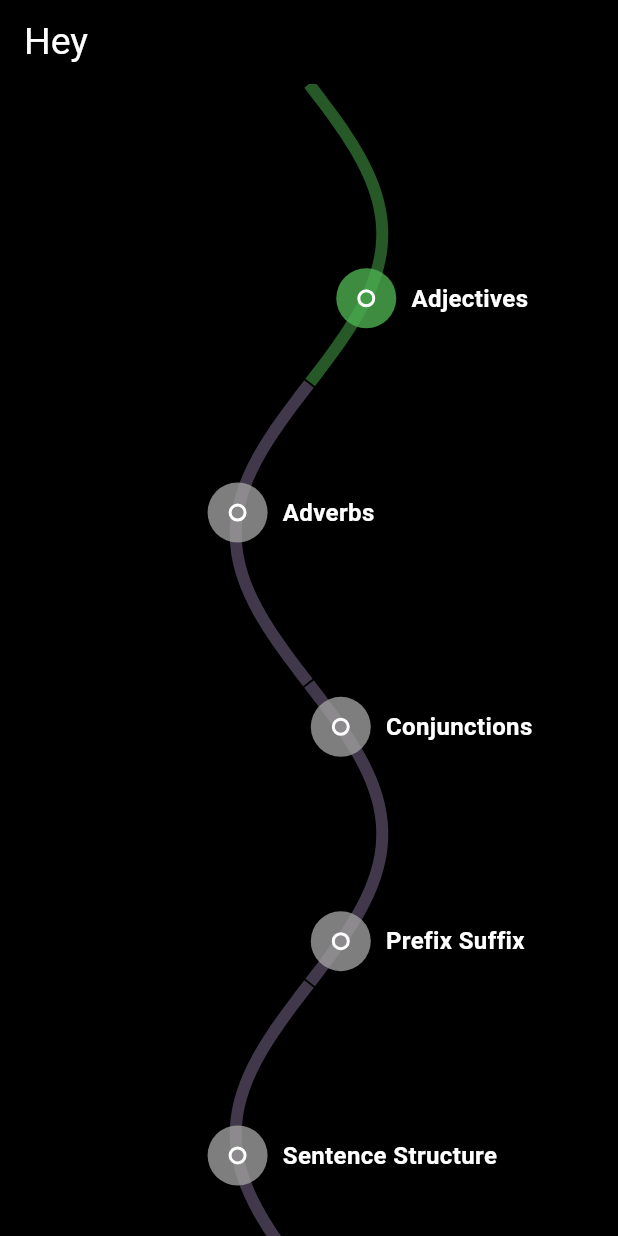
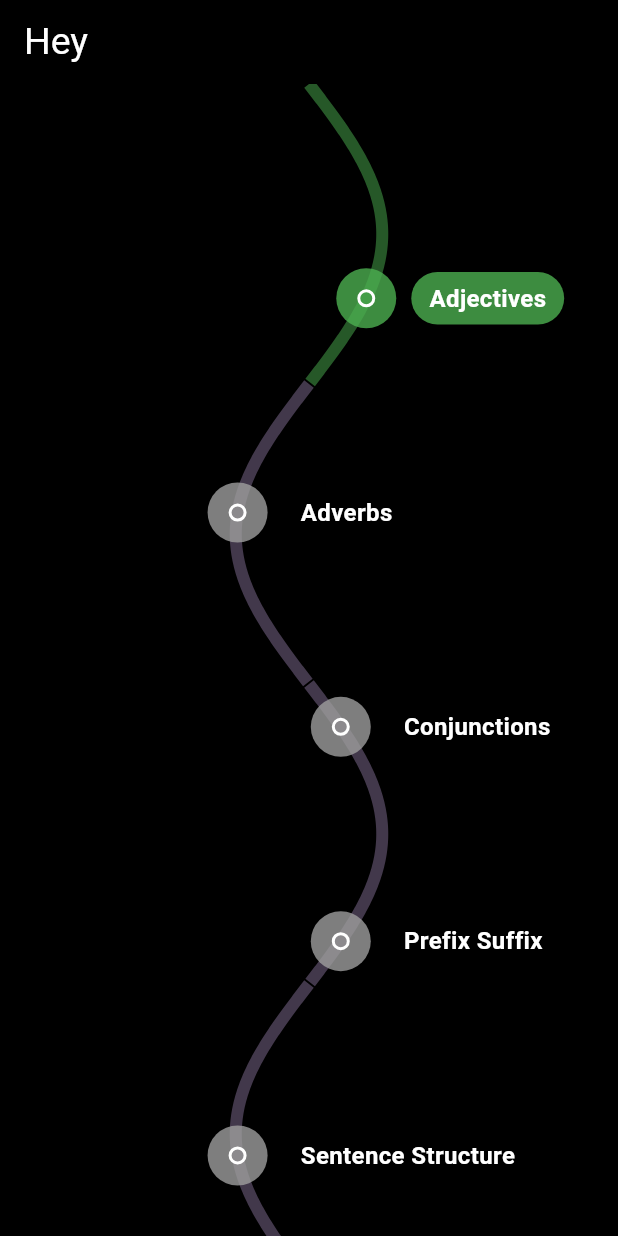
Before and after one commit to joshboye/LanguageHelperApp, a Flutter app: the HomeScreen screen opened directly, on a phone screen of 412 x 824 dp. Run offline on Flutter 3.47's test engine with Material 3 defaults, Android fonts, the phone set to English and light mode, and no system bars; our stand-ins replace hive, hive_flutter, shared_preferences; accounts and stored records are empty.

Commit message:
pill added

```diff
--- a/lib/features/home/presentation/pages/homescreen.dart
+++ b/lib/features/home/presentation/pages/homescreen.dart
@@ -43,8 +43,7 @@ class _HomeScreenState extends State<HomeScreen> {
       await sheetsProvider.loadNodesData(provider);
       provider.initialize(context);
       provider.updateAllNodeProgress(sheetsProvider, provider);
-
-      print('node progress in homeinti is ${provider.nodeProgress}');
+      print('in inti of home');
     });
   }
 
--- a/lib/features/home/presentation/providers/sheetprovider.dart
+++ b/lib/features/home/presentation/providers/sheetprovider.dart
@@ -111,7 +111,7 @@ class SheetProvider with ChangeNotifier {
     for (var exerciseIndex in exerciseIndices!) {
       // Directly access the score for the exercise
       final exercise = exercises[exerciseIndex]; // Get the Exercise object
-      print('Score for exercise $exerciseIndex: ${exercise.score}');
+      // print('Score for exercise $exerciseIndex: ${exercise.score}');
 
       if (exercise.score == null) {
         allScoresFilled = false;
--- a/lib/features/home/widgets/node_button_overlay.dart
+++ b/lib/features/home/widgets/node_button_overlay.dart
@@ -31,7 +31,7 @@ class NodeButtonsOverlay extends StatelessWidget {
     }
 
     final provider = Provider.of<HomeProvider>(context);
-    double width = MediaQuery.of(context).size.width;
+    double screenWidth = MediaQuery.of(context).size.width;
     double waveSegmentHeight = canvasHeight / numberOfWaves;
     double nodeSpacing = canvasHeight / (numberOfNodes + 1);
 
@@ -40,16 +40,24 @@ class NodeButtonsOverlay extends StatelessWidget {
         for (int i = 1; i <= numberOfNodes; i++) ...{
           Positioned(
             top: nodeSpacing * i - 20,
-            left: _calculateNodePosition(nodeSpacing * i, waveSegmentHeight, width) - 20,
-            child: Row(
-              children: [
-                GestureDetector(
+            left: _calculateNodePosition(nodeSpacing * i, waveSegmentHeight, screenWidth) - 20,
+            child: GestureDetector(
               onTap: () {
                 if (provider.nodeProgress[i - 1] == 1) {
                   onNodeTapped(i);
                 }
               },
-                  child: Stack(
+              child: Row(
+                crossAxisAlignment: CrossAxisAlignment.center,
+                children: [
+                  if (_shouldDisplayPillOnLeft(
+                    _calculateNodePosition(nodeSpacing * i, waveSegmentHeight, screenWidth),
+                    screenWidth,
+                  ))
+                    _buildPill(provider.nodeProgress[i - 1].toInt(), labels[i - 1]),
+
+                  // Node (circle)
+                  Stack(
                     alignment: Alignment.center,
                     children: [
                       Container(
@@ -73,17 +81,15 @@ class NodeButtonsOverlay extends StatelessWidget {
                       ),
                     ],
                   ),
+                  const SizedBox(width: 10),
+
+                  if (!_shouldDisplayPillOnLeft(
+                    _calculateNodePosition(nodeSpacing * i, waveSegmentHeight, screenWidth),
+                    screenWidth,
+                  ))
+                    _buildPill(provider.nodeProgress[i - 1].toInt(), labels[i - 1]),
+                ],
               ),
-                const SizedBox(width: 10),
-                Text(
-                  labels[i - 1],
-                  style: const TextStyle(
-                    color: Colors.white,
-                    fontSize: 16,
-                    fontWeight: FontWeight.bold,
-                  ),
-                ),
-              ],
             ),
           ),
         }
@@ -91,9 +97,34 @@ class NodeButtonsOverlay extends StatelessWidget {
     );
   }
 
-  double _calculateNodePosition(double y, double waveSegmentHeight, double width) {
+  double _calculateNodePosition(double y, double waveSegmentHeight, double screenWidth) {
     int waveIndex = (y ~/ waveSegmentHeight).clamp(0, numberOfWaves - 1);
     double amplitude = amplitudes[waveIndex];
-    return amplitude * sin((frequency * 2 * pi * y) / waveSegmentHeight) + width / 2;
+    return amplitude * sin((frequency * 2 * pi * y) / waveSegmentHeight) + screenWidth / 2;
+  }
+
+  bool _shouldDisplayPillOnLeft(double nodePosition, double screenWidth) {
+    const double pillThreshold = 100; // Minimum space required to display the pill on the right
+    return nodePosition + pillThreshold > screenWidth;
+  }
+
+  Widget _buildPill(int progress, String label) {
+    return Container(
+      padding: const EdgeInsets.symmetric(horizontal: 12, vertical: 6),
+      decoration: BoxDecoration(
+        color: progress == 1
+            ? Colors.green.withOpacity(0.8) // Green pill for completed node
+            : Colors.transparent, // Transparent for incomplete nodes
+        borderRadius: BorderRadius.circular(20),
+      ),
+      child: Text(
+        label,
+        style: const TextStyle(
+          color: Colors.white,
+          fontSize: 16,
+          fontWeight: FontWeight.bold,
+        ),
+      ),
+    );
   }
 }
```
Lines whose indentation alone changed are shown as unchanged.
